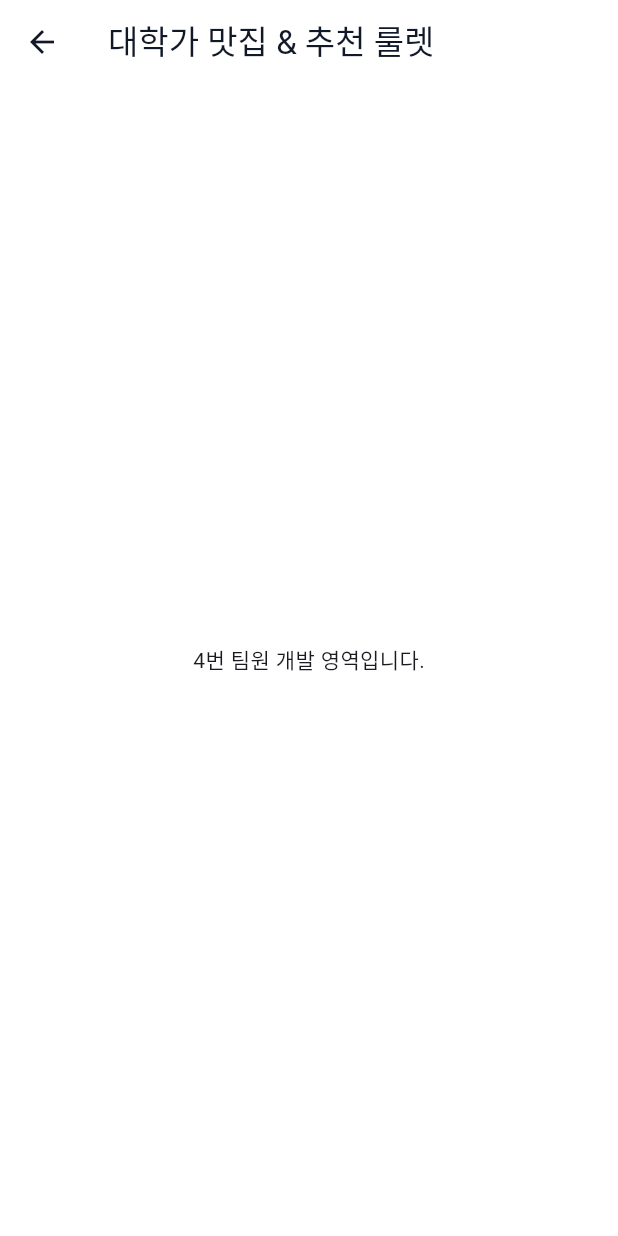
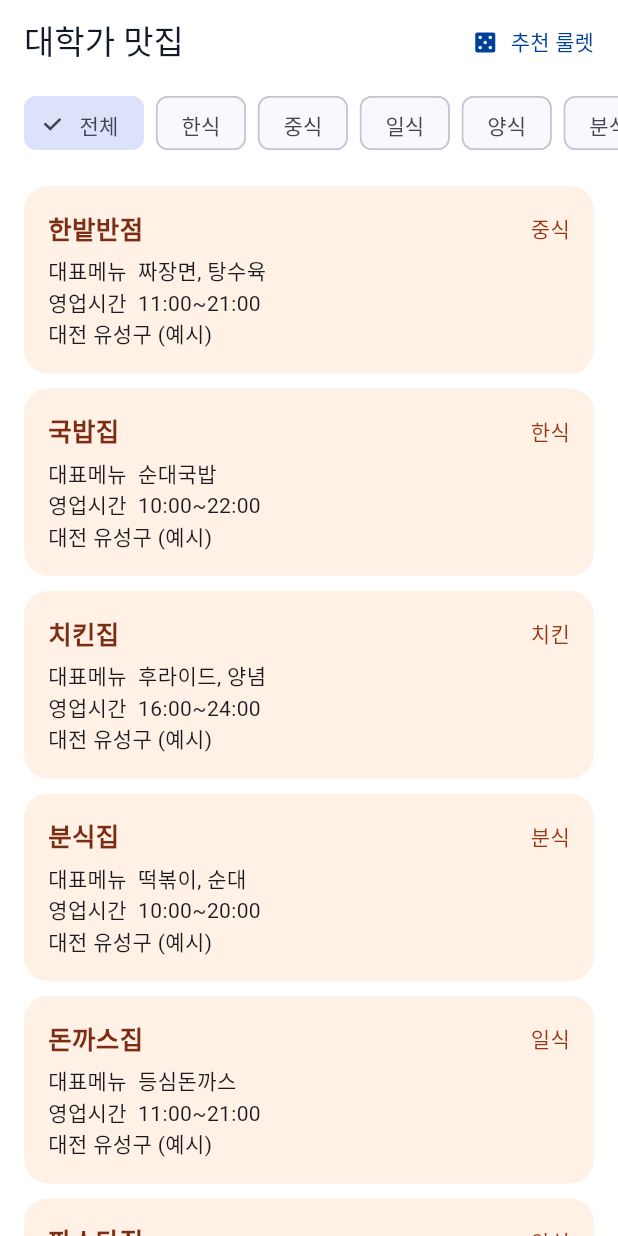
Before and after one commit to lsh4749/hanbat_campus_app, a Flutter app: the RestaurantScreen screen opened directly, on a phone screen of 412 x 824 dp. Run offline on Flutter 3.47's test engine with Material 3 defaults, Android fonts, the phone set to English and light mode, and no system bars; our stand-ins replace cloud_firestore, firebase_auth, firebase_core, shared_preferences; accounts and stored records are empty; network calls fail.

Commit message:
맛집 목록, 룰렛, 음식 종류 필터링

```diff
--- /dev/null
+++ b/assets/data/restaurants.json
@@ -0,0 +1,8 @@
+[
+  {"id":"r1","name":"한밭반점","category":"중식","menu":"짜장면, 탕수육","hours":"11:00~21:00","address":"대전 유성구 (예시)"},
+  {"id":"r2","name":"국밥집","category":"한식","menu":"순대국밥","hours":"10:00~22:00","address":"대전 유성구 (예시)"},
+  {"id":"r3","name":"치킨집","category":"치킨","menu":"후라이드, 양념","hours":"16:00~24:00","address":"대전 유성구 (예시)"},
+  {"id":"r4","name":"분식집","category":"분식","menu":"떡볶이, 순대","hours":"10:00~20:00","address":"대전 유성구 (예시)"},
+  {"id":"r5","name":"돈까스집","category":"일식","menu":"등심돈까스","hours":"11:00~21:00","address":"대전 유성구 (예시)"},
+  {"id":"r6","name":"파스타집","category":"양식","menu":"크림파스타","hours":"11:30~21:30","address":"대전 유성구 (예시)"}
+]
--- /dev/null
+++ b/lib/restaurant/restaurant_model.dart
@@ -0,0 +1,24 @@
+import 'dart:convert';
+import 'package:flutter/services.dart';
+
+/// 룰렛 칸과 맛집 데이터의 category 값이 반드시 같은 문자열이어야 필터링된다.
+const foodCategories = ['한식', '중식', '일식', '양식', '분식', '치킨'];
+
+class Restaurant {
+  final String id, name, category, menu, hours, address;
+
+  Restaurant.fromJson(Map<String, dynamic> j)
+      : id = j['id'] as String,
+        name = j['name'] as String,
+        category = j['category'] as String,
+        menu = j['menu'] as String,
+        hours = j['hours'] as String,
+        address = (j['address'] as String?) ?? '';
+
+  static Future<List<Restaurant>> load() async {
+    final s = await rootBundle.loadString('assets/data/restaurants.json');
+    return (jsonDecode(s) as List)
+        .map((e) => Restaurant.fromJson(e as Map<String, dynamic>))
+        .toList();
+  }
+}
--- a/lib/restaurant/restaurant_screen.dart
+++ b/lib/restaurant/restaurant_screen.dart
@@ -1,13 +1,131 @@
 import 'package:flutter/material.dart';
+import '../app/app_theme.dart';
+import 'restaurant_model.dart';
+import 'roulette_screen.dart';
 
-class RestaurantScreen extends StatelessWidget {
+/// 대학가 맛집 목록. 룰렛에서 음식 종류(String)를 arguments로 넘기면 그 종류만 보여준다.
+class RestaurantScreen extends StatefulWidget {
   const RestaurantScreen({super.key});
+
+  @override
+  State<RestaurantScreen> createState() => _RestaurantScreenState();
+}
+
+class _RestaurantScreenState extends State<RestaurantScreen> {
+  late final Future<List<Restaurant>> _future = Restaurant.load();
+  String? _category; // null = 전체
+  bool _argsRead = false;
+
+  @override
+  void didChangeDependencies() {
+    super.didChangeDependencies();
+    if (_argsRead) return; // 최초 1회만
+    _argsRead = true;
+    // 룰렛에서 오면 String, 그냥 들어오면 null 이므로 String? 로 받는다.
+    _category = ModalRoute.of(context)?.settings.arguments as String?;
+  }
 
   @override
   Widget build(BuildContext context) {
     return Scaffold(
-      appBar: AppBar(title: const Text('대학가 맛집 & 추천 룰렛')),
-      body: const Center(child: Text('4번 팀원 개발 영역입니다.')),
+      appBar: AppBar(
+        title: Text(_category == null ? '대학가 맛집' : '$_category 맛집'),
+        actions: [
+          TextButton.icon(
+            onPressed: () => Navigator.push(
+              context,
+              MaterialPageRoute(builder: (_) => const RouletteScreen()),
+            ),
+            icon: const Icon(Icons.casino_rounded),
+            label: const Text('추천 룰렛'),
+          ),
+        ],
+      ),
+      body: Column(
+        children: [
+          SizedBox(
+            height: 52,
+            child: ListView(
+              scrollDirection: Axis.horizontal,
+              padding: const EdgeInsets.symmetric(horizontal: 12),
+              children: [
+                _chip('전체', null),
+                for (final c in foodCategories) _chip(c, c),
+              ],
+            ),
+          ),
+          Expanded(
+            child: FutureBuilder<List<Restaurant>>(
+              future: _future,
+              builder: (context, snap) {
+                if (snap.hasError) {
+                  return const Center(child: Text('맛집 데이터를 불러오지 못했어요'));
+                }
+                if (!snap.hasData) {
+                  return const Center(child: CircularProgressIndicator());
+                }
+                final list = _category == null
+                    ? snap.data!
+                    : snap.data!.where((r) => r.category == _category).toList();
+                if (list.isEmpty) {
+                  return Center(child: Text('$_category 맛집이 아직 없어요'));
+                }
+                return ListView.separated(
+                  padding: const EdgeInsets.all(16),
+                  itemCount: list.length,
+                  separatorBuilder: (_, __) => const SizedBox(height: 10),
+                  itemBuilder: (_, i) => _RestaurantCard(r: list[i]),
+                );
+              },
+            ),
+          ),
+        ],
+      ),
+    );
+  }
+
+  Widget _chip(String label, String? value) => Padding(
+        padding: const EdgeInsets.symmetric(horizontal: 4, vertical: 8),
+        child: ChoiceChip(
+          label: Text(label),
+          selected: _category == value,
+          onSelected: (_) => setState(() => _category = value),
+        ),
+      );
+}
+
+class _RestaurantCard extends StatelessWidget {
+  const _RestaurantCard({required this.r});
+  final Restaurant r;
+
+  @override
+  Widget build(BuildContext context) {
+    return Container(
+      padding: const EdgeInsets.all(16),
+      decoration: BoxDecoration(
+        color: AppColors.orangeBg,
+        borderRadius: BorderRadius.circular(16),
+      ),
+      child: Column(
+        crossAxisAlignment: CrossAxisAlignment.start,
+        children: [
+          Row(children: [
+            Expanded(
+              child: Text(r.name,
+                  style: const TextStyle(
+                      fontSize: 17,
+                      fontWeight: FontWeight.w700,
+                      color: AppColors.orangeInk)),
+            ),
+            Text(r.category,
+                style: const TextStyle(color: AppColors.orangeSub)),
+          ]),
+          const SizedBox(height: 6),
+          Text('대표메뉴  ${r.menu}'),
+          Text('영업시간  ${r.hours}'),
+          if (r.address.isNotEmpty) Text(r.address),
+        ],
+      ),
     );
   }
 }
```
Also changed, not shown: lib/restaurant/roulette_screen.dart (added, +164 -0 lines).
